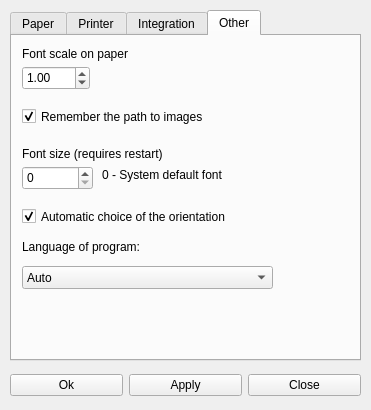
The window that pagesetup.ui (viktand/vap4) describes before a commit, drawn with Qt 5.
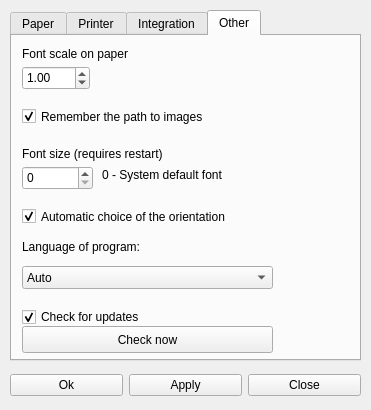
The same window after the commit. Icons and pictures are not drawn.

Diff of the .ui file:
```diff
--- a/pagesetup.ui
+++ b/pagesetup.ui
@@ -869,6 +869,38 @@
        <string>0 - System default font</string>
       </property>
      </widget>
+     <widget class="QCheckBox" name="checkBox_9">
+      <property name="geometry">
+       <rect>
+        <x>10</x>
+        <y>270</y>
+        <width>251</width>
+        <height>22</height>
+       </rect>
+      </property>
+      <property name="toolTip">
+       <string>Check for updates every 10 days</string>
+      </property>
+      <property name="text">
+       <string>Check for updates</string>
+      </property>
+      <property name="checked">
+       <bool>true</bool>
+      </property>
+     </widget>
+     <widget class="QPushButton" name="pushButton_5">
+      <property name="geometry">
+       <rect>
+        <x>10</x>
+        <y>290</y>
+        <width>251</width>
+        <height>27</height>
+       </rect>
+      </property>
+      <property name="text">
+       <string>Check now</string>
+      </property>
+     </widget>
     </widget>
    </widget>
    <widget class="QWidget" name="horizontalLayoutWidget_2">
```
